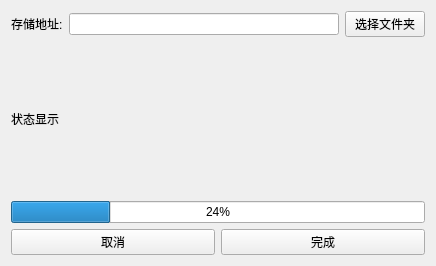
The window that Qt-IM/filerec.ui (XiaoZheng2003/BIT-QT-IM) describes before a commit, drawn with Qt 5.
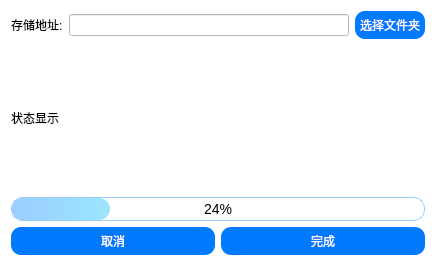
The same window after the commit.

Patch:
```diff
--- a/Qt-IM/filerec.ui
+++ b/Qt-IM/filerec.ui
@@ -13,6 +13,9 @@
   <property name="windowTitle">
    <string>Form</string>
   </property>
+  <property name="styleSheet">
+   <string notr="true">background-color: rgb(255, 255, 255);</string>
+  </property>
   <layout class="QVBoxLayout" name="verticalLayout_2">
    <item>
     <layout class="QVBoxLayout" name="verticalLayout">
@@ -30,6 +33,15 @@
        </item>
        <item>
         <widget class="QPushButton" name="button_normal">
+         <property name="styleSheet">
+          <string notr="true">QPushButton {
+               background-color:#007BFF;
+               color: white;
+               padding: 5px;
+               border: none;
+               border-radius: 10px;
+ }</string>
+         </property>
          <property name="text">
           <string>选择文件夹</string>
          </property>
@@ -46,6 +58,11 @@
      </item>
      <item>
       <widget class="QProgressBar" name="progressBar">
+       <property name="styleSheet">
+        <string notr="true">QProgressBar{height:22px; text-align:center; font-size:14px; color:black; border-radius:11px; background:white;
+border: 1px solid  rgba(0, 128, 255, 100);}
+QProgressBar::chunk{border-radius:11px; background:qlineargradient(spread:pad, x1:0, y1:0, x2:1, y2:0, stop:0 rgba(0, 128, 255, 100), stop:1 rgba(0, 191, 255, 100));}</string>
+       </property>
        <property name="value">
         <number>24</number>
        </property>
@@ -55,6 +72,15 @@
       <layout class="QHBoxLayout" name="horizontalLayout_2">
        <item>
         <widget class="QPushButton" name="concelButton">
+         <property name="styleSheet">
+          <string notr="true">QPushButton {
+               background-color:#007BFF;
+               color: white;
+               padding: 5px;
+               border: none;
+               border-radius: 10px;
+ }</string>
+         </property>
          <property name="text">
           <string>取消</string>
          </property>
@@ -62,6 +88,15 @@
        </item>
        <item>
         <widget class="QPushButton" name="finishButton">
+         <property name="styleSheet">
+          <string notr="true">QPushButton {
+               background-color:#007BFF;
+               color: white;
+               padding: 5px;
+               border: none;
+               border-radius: 10px;
+ }</string>
+         </property>
          <property name="text">
           <string>完成</string>
          </property>
```
